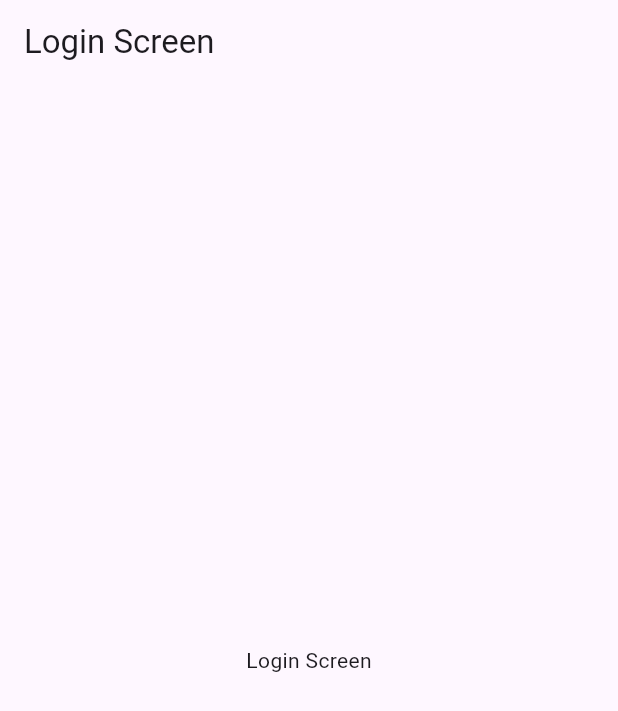
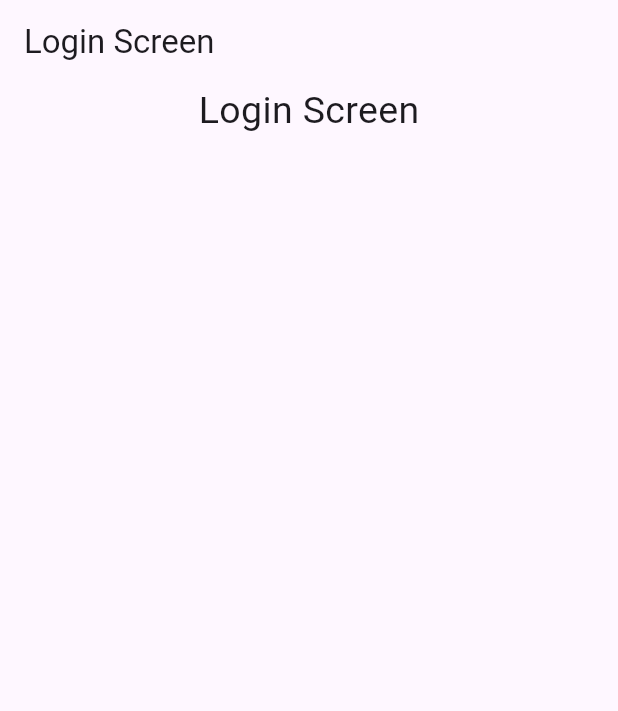
Before and after one commit to shahadat349850/Snap-Share, a Flutter app: the screen it shows after launch, on a phone screen of 412 x 824 dp. Shown: the top 711 px of the screen. Run offline on Flutter 3.47's test engine with Material 3 defaults, Android fonts, the phone set to English and light mode, and no system bars.

Commit message:
login screen text style imporve

```diff
--- a/lib/login_screen.dart
+++ b/lib/login_screen.dart
@@ -9,8 +9,16 @@ class LoginScreen extends StatelessWidget {
       appBar: AppBar(
         title: const Text('Login Screen'),
       ),
-      body: const Center(
-        child: Text("Login Screen"),
+      body: const Column(
+        children: [
+          Center(
+            child: Text("Login Screen",style: TextStyle(
+              fontWeight: FontWeight.normal,
+              fontSize: 25
+            ),),
+
+          ),
+        ],
       ),
     );
   }
```
